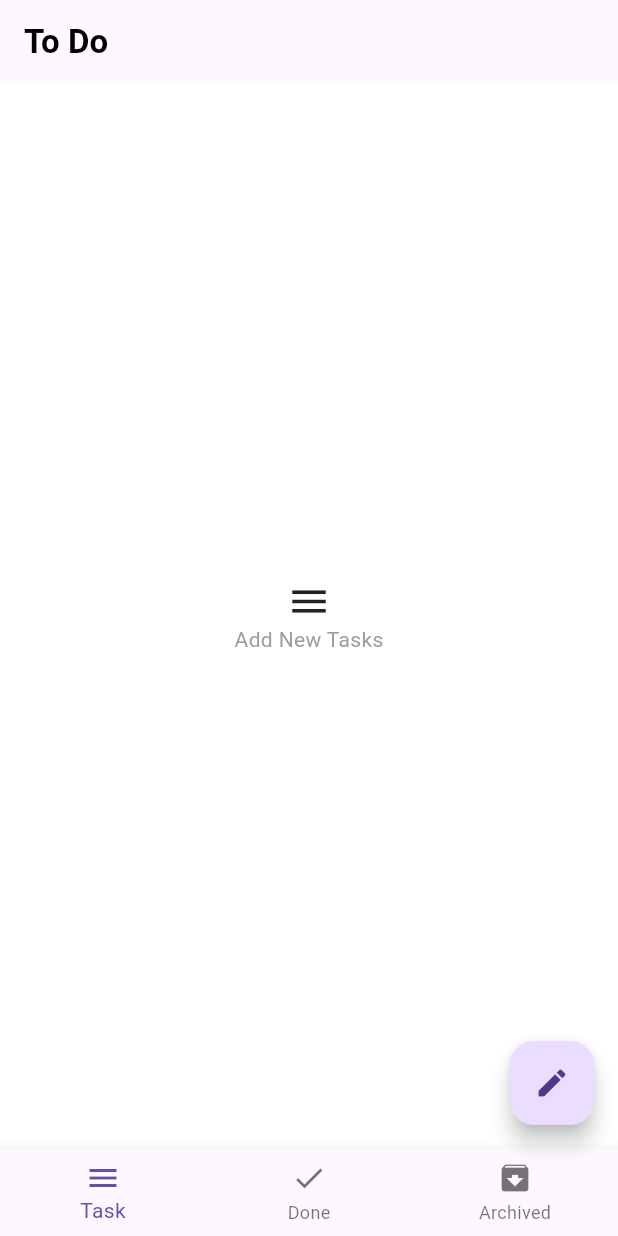
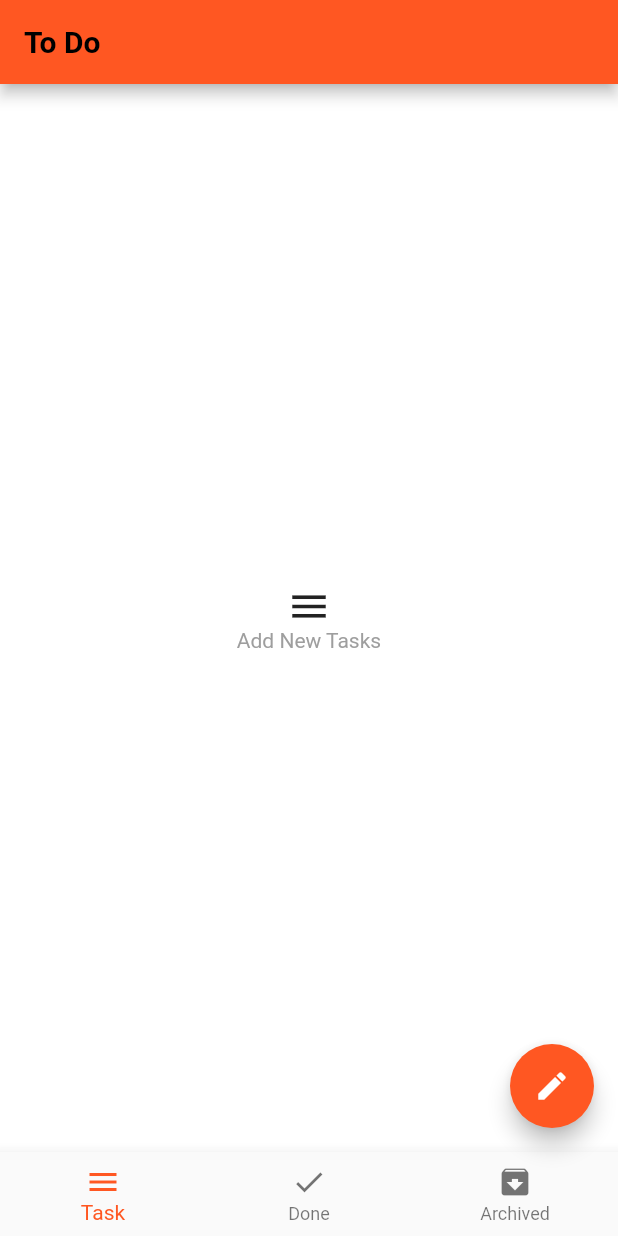
Before and after one commit to MohmaedSobhy/To-Do-App-Flutter, a Flutter app: the screen it shows after launch, on a phone screen of 412 x 824 dp. Run offline on Flutter 3.47's test engine with Material 3 defaults, Android fonts, the light colour scheme and no system bars; our stand-ins replace flutter_bloc, sizer, sqflite; accounts and stored records are empty.

Commit message:
task_Item

```diff
--- a/lib/constans.dart
+++ b/lib/constans.dart
@@ -1,6 +1,3 @@
-// Columns Names For Date Base
-
-// differnet state for your task
 String doneStatus = "done";
 String toDoStatus = "todo";
 String archivedStatus = "archived";
--- a/lib/main.dart
+++ b/lib/main.dart
@@ -20,9 +20,9 @@ class MyApp extends StatelessWidget {
           home: const WelcomPage(),
           debugShowMaterialGrid: false,
           theme: ThemeData(
-            primarySwatch: Colors.deepOrange,
-            scaffoldBackgroundColor: Colors.white,
-          ),
+              primarySwatch: Colors.deepOrange,
+              scaffoldBackgroundColor: Colors.white,
+              useMaterial3: false),
           routes: {
             HomePage.id: (context) => const HomePage(),
           },
```
Also changed, not shown: lib/feature/home/presentation/widgets/task_item.dart (+9 -4 lines), 1 other file.
